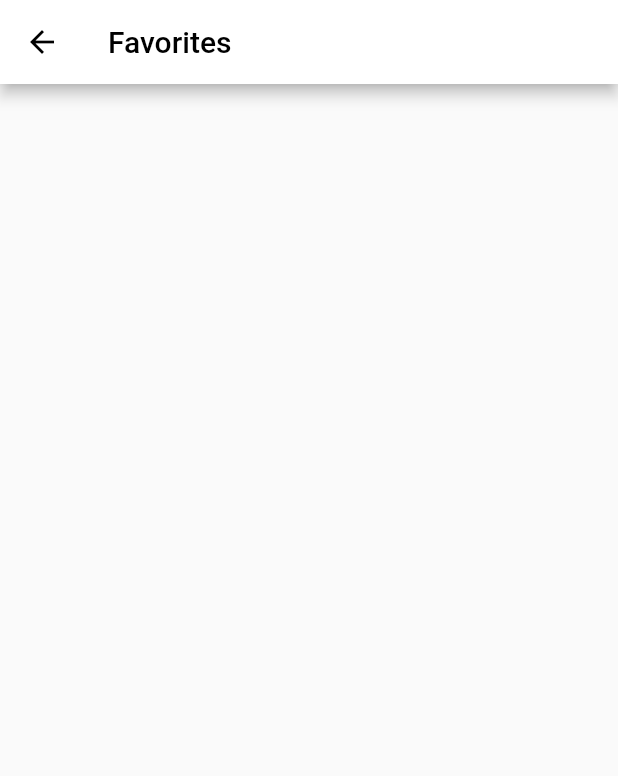
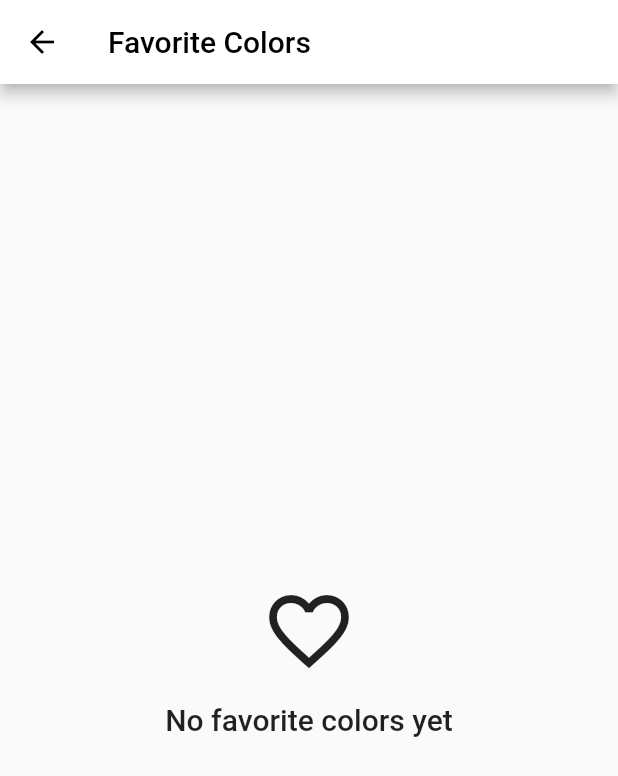
Before and after one commit to tecdrop/color_hap, a Flutter app: the ColorFavoritesScreen screen opened by its route, on a phone screen of 412 x 824 dp. Shown: the top 776 px of the screen. Run offline on Flutter 3.47's test engine with Material 2 defaults, Android fonts, the phone set to English and light mode, and no system bars; our stand-ins replace go_router, shared_preferences; missing offline and left inert: flutter_randomcolor; accounts and stored records are empty.

Commit message:
Start saving and restoring favorites

```diff
--- a/lib/common/ui_strings.dart
+++ b/lib/common/ui_strings.dart
@@ -81,3 +81,10 @@ const String shuffleTooltip = 'Get a new random color';
 // -----------------------------------------------------------------------------------------------
 
 String invalidColor(String? colorCode) => 'Invalid color code: $colorCode';
+
+// -----------------------------------------------------------------------------------------------
+// Favorite Colors Screen
+// -----------------------------------------------------------------------------------------------
+
+const String favoriteColorsScreenTitle = 'Favorite Colors';
+const String noFavoritesMessage = 'No favorite colors yet';
--- a/lib/models/random_color.dart
+++ b/lib/models/random_color.dart
@@ -46,4 +46,17 @@ class RandomColor {
   /// Overrides the hash code getter to return the hash code of this [RandomColor].
   @override
   int get hashCode => color.hashCode ^ name.hashCode ^ type.hashCode;
+
+  /// Creates a [RandomColor] from a JSON object.
+  RandomColor.fromJson(Map<String, dynamic> json)
+      : color = Color(json['color']),
+        name = json['name'],
+        type = ColorType.values[json['type']];
+
+  /// Converts this [RandomColor] to a JSON object.
+  Map<String, dynamic> toJson() => <String, dynamic>{
+        'color': color.value,
+        'name': name,
+        'type': type.index,
+      };
 }
--- a/lib/screens/color_favorites_screen.dart
+++ b/lib/screens/color_favorites_screen.dart
@@ -5,7 +5,8 @@
 import 'package:flutter/material.dart';
 
 import '../common/app_routes.dart';
-import '../common/app_settings.dart' as app_settings;
+import '../common/app_settings.dart' as settings;
+import '../common/ui_strings.dart' as strings;
 import '../models/random_color.dart';
 
 class ColorFavoritesScreen extends StatefulWidget {
@@ -20,12 +21,19 @@ class _ColorFavoritesScreenState extends State<ColorFavoritesScreen> {
   Widget build(BuildContext context) {
     return Scaffold(
       appBar: AppBar(
-          title: const Text('Favorites'),
+        title: const Text(strings.favoriteColorsScreenTitle),
       ),
-        body: ListView.builder(
-          itemCount: app_settings.colorFavoritesList.length,
+      body: settings.colorFavoritesList.length > 0
+          ? _buildFavoritesListView()
+          : _buildNoFavoritesMessage(),
+    );
+  }
+
+  Widget _buildFavoritesListView() {
+    return ListView.builder(
+      itemCount: settings.colorFavoritesList.length,
       itemBuilder: (BuildContext context, int index) {
-            RandomColor randomColor = app_settings.colorFavoritesList.elementAt(index);
+        RandomColor randomColor = settings.colorFavoritesList.elementAt(index);
         return ListTile(
           tileColor: randomColor.color,
           title: Text(randomColor.title),
@@ -34,6 +42,24 @@ class _ColorFavoritesScreenState extends State<ColorFavoritesScreen> {
           },
         );
       },
-        ));
+    );
+  }
+
+  /// Builds a message to display when there are no favorite colors.
+  Widget _buildNoFavoritesMessage() {
+    return Center(
+      child: Column(
+        mainAxisAlignment: MainAxisAlignment.center,
+        children: <Widget>[
+          const Icon(Icons.favorite_border, size: 64),
+          const SizedBox(height: 16),
+          Text(
+            strings.noFavoritesMessage,
+            style: Theme.of(context).textTheme.titleLarge,
+            textAlign: TextAlign.center,
+          ),
+        ],
+      ),
+    );
   }
 }
--- a/lib/screens/random_color_screen.dart
+++ b/lib/screens/random_color_screen.dart
@@ -69,6 +69,7 @@ class _RandomColorScreenState extends State<RandomColorScreen> {
         setState(() {
           _colorFavIndex =
               app_settings.colorFavoritesList.toggle(_randomColor, index: _colorFavIndex);
+          app_settings.saveColorFavoritesList();
         });
         break;
     }
```
Also changed, not shown: lib/common/app_settings.dart (+6 -8 lines), lib/models/color_favorites_list.dart (+22 -7 lines). Lines whose indentation alone changed are shown as unchanged.
